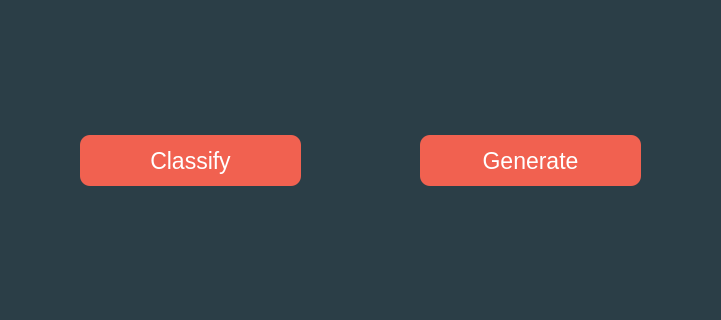
This is HomeScreen/homeScreen.ui in Prollylater/image-classification-and-generation as Qt 5 draws it before an edit; both pictures show x 199 to 920 and y 364 to 684 of the 1125 by 774 pixel window. The edited form follows.
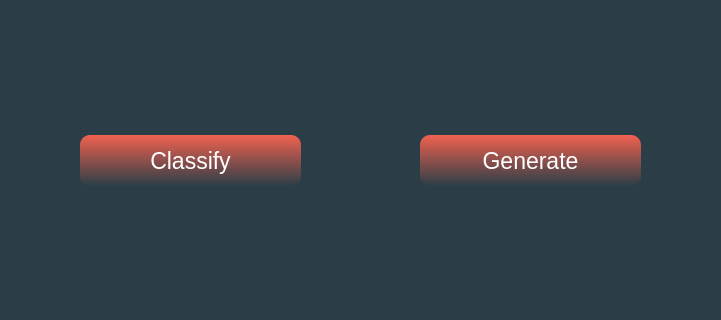
This is the edited form. Icons and pictures are not drawn.

Commit message: Added Classify Screen with the categories and the python files that launch it

```diff
--- a/HomeScreen/homeScreen.ui
+++ b/HomeScreen/homeScreen.ui
@@ -49,7 +49,7 @@
        </property>
        <property name="styleSheet">
         <string notr="true">QPushButton{
-	background-color:#f16150;
+	background-color: qlineargradient(spread:pad, x1:0, y1:1, x2:0, y2:0, stop:0 #2b3e47, stop:1 #f16150);
 	color:#fff;
 	border-radius:10px;
 }
@@ -204,7 +204,7 @@
        </property>
        <property name="styleSheet">
         <string notr="true">QPushButton{
-	background-color:#f16150;
+	background-color: qlineargradient(spread:pad, x1:0, y1:1, x2:0, y2:0, stop:0 #2b3e47, stop:1 #f16150);
 	color:#fff;
 	border-radius:10px;
 }
@@ -212,8 +212,9 @@
 	background-color: rgb(185, 74, 61);
 	color:#fff;
 	border-radius:10px;
-	font-size : 20px;
-}</string>
+	font-size : 25px;
+}
+</string>
        </property>
        <property name="text">
         <string>Generate</string>
```
Left out of the diff: 6 changed lines with no effect on the pictures. The commit also changes 7 other files.
